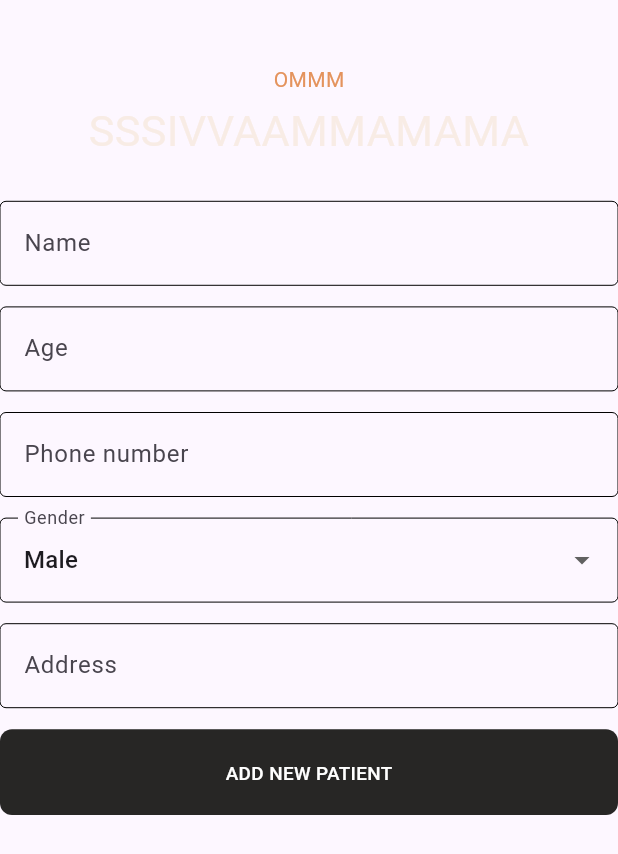
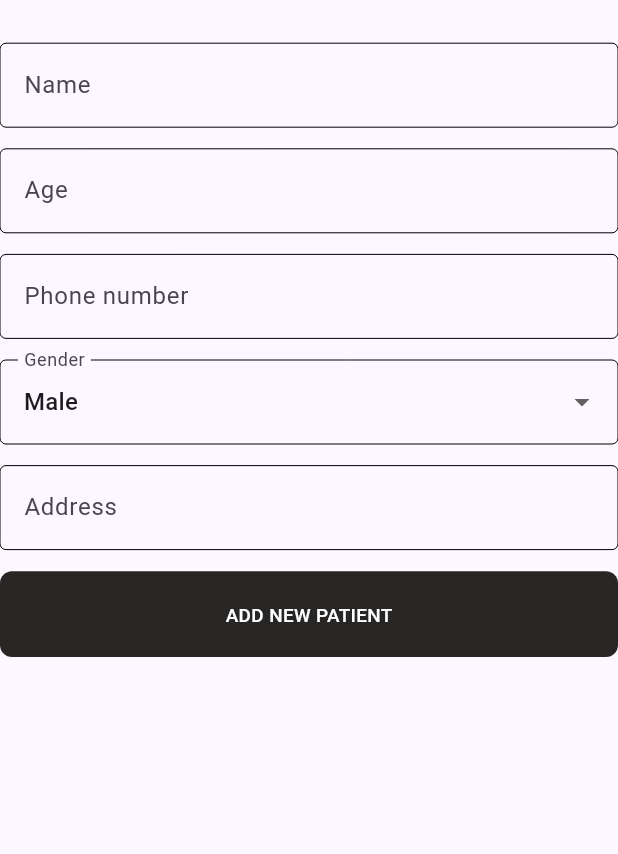
Before and after one commit to dculussoftwares/vilvam.v2, a Flutter app: the AddPatientForm widget shown alone on an empty page, opened directly, on a phone screen of 412 x 824 dp. Shown: the top 854 px of the screen. Run offline on Flutter 3.47's test engine with Material 3 defaults, Android fonts, the phone set to English and light mode, and no system bars; drawn by our look-alikes of flutter_animate; our stand-ins replace gap, get_it, go_router, internet_connection_checker, shared_preferences, sized_context and 2 more; missing offline and left inert: extra_alignments, web_startup_analyzer; accounts and stored records are empty; generated files the repository leaves out were written again; Roboto replaces fonts that are missing (Raleway, Tenor); statements that could not run were skipped.

```diff
--- a/lib/component/add_patient_form.dart
+++ b/lib/component/add_patient_form.dart
@@ -42,23 +42,6 @@ class _AddPatientFormState extends State<AddPatientForm> {
     return Column(
       mainAxisSize: MainAxisSize.min,
       children: [
-        Gap($styles.insets.xl),
-        Text(
-          'OMMM',
-          style: $styles.text.titleFont.copyWith(color: $styles.colors.accent1),
-        ).animate().fade(delay: 150.ms, duration: 600.ms),
-        Gap($styles.insets.xs),
-        Semantics(
-          header: true,
-          child: Text(
-            "SSSIVVAAMMAMAMA",
-            textAlign: TextAlign.center,
-            style: $styles.text.h2
-                .copyWith(color: $styles.colors.offWhite, height: 1.2),
-            maxLines: 5,
-            overflow: TextOverflow.ellipsis,
-          ).animate().fade(delay: 250.ms, duration: 600.ms),
-        ),
         Gap($styles.insets.lg),
         Form(
             key: _formKey,
--- a/lib/component/patient_options.dart
+++ b/lib/component/patient_options.dart
@@ -351,7 +351,8 @@ class HealeeOptions extends StatelessWidget {
                           size: 34,
                         ),
                         onPressed: () {
-                          openAddPatientFullscreenDialog(context);
+                          context.go("/addPatientPage");
+                          // openAddPatientFullscreenDialog(context);
                         },
                       ),
                     ),
@@ -468,7 +469,8 @@ class ClinicOptions extends StatelessWidget {
                           size: 34,
                         ),
                         onPressed: () {
-                          openAddClinicFullscreenDialog(context);
+                          context.go("/addClinicPage");
+                          // openAddClinicFullscreenDialog(context);
                         },
                       ),
                     ),
```
Also changed, not shown: lib/main.dart (+14 -0 lines), lib/pages/add_clinic_page.dart (added, +19 -0 lines), lib/pages/add_patient_page.dart (added, +20 -0 lines).
